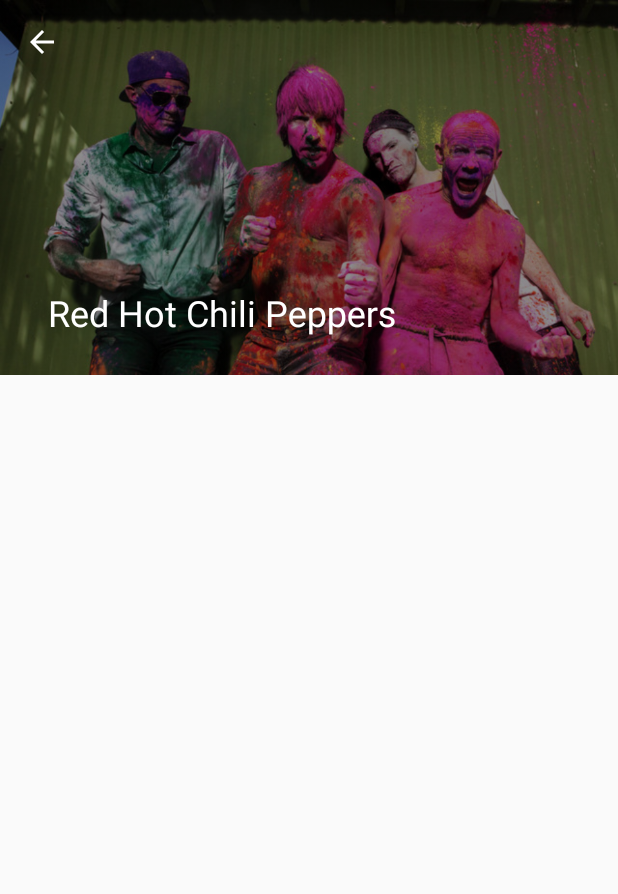
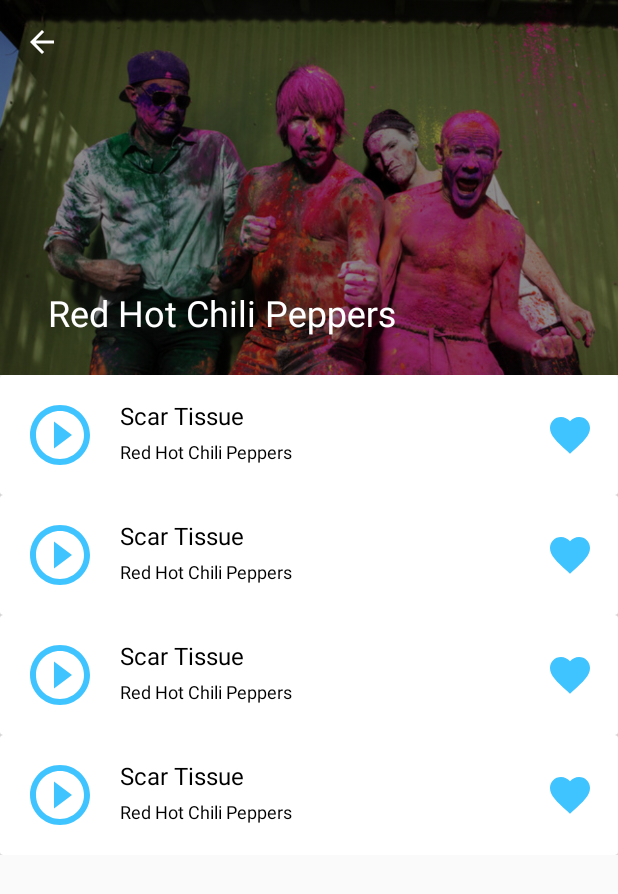
Before and after one commit to sweetmusicapp/SweetMusic, an Android app: the InicioFragment screen opened directly, with no data from a screen before it, after a tap on "Scar Tissue", on a phone screen of 412 x 824 dp. Shown: the top 894 px of the screen. Run offline under Robolectric (Android 15) with nearby library versions, the phone set to English and light mode, and no system bars; our stand-ins replace navigation-ui.

Commit message:
Recycler funcionando

```diff
--- a/app/src/main/java/com/br/sweetmusic/adapters/MusicasAdapter.java
+++ b/app/src/main/java/com/br/sweetmusic/adapters/MusicasAdapter.java
@@ -59,6 +59,9 @@ public class MusicasAdapter extends RecyclerView.Adapter<MusicasAdapter.ViewHold
 
         public void onBind(final Musica musica) {
 
+            nomeMusica.setText(musica.getNomeMusica());
+            nomeBanda.setText(musica.getNomeArtista());
+
             imgPlay.setOnClickListener(new View.OnClickListener() {
                 @Override
                 public void onClick(View view) {
--- a/app/src/main/java/com/br/sweetmusic/models/Musica.java
+++ b/app/src/main/java/com/br/sweetmusic/models/Musica.java
@@ -49,11 +49,13 @@ public class Musica implements Parcelable {
     public Musica() {
     }
 
+
     protected Musica(Parcel in) {
         favorita = in.readByte() != 0;
         nomeMusica = in.readString();
         nomeAlbum = in.readString();
         nomeArtista = in.readString();
+        idArtista = in.readLong();
         imagemArtista = in.readInt();
         detalheMusica = in.readString();
     }
@@ -126,6 +128,7 @@ public class Musica implements Parcelable {
         this.idArtista = idArtista;
     }
 
+
     @Override
     public int describeContents() {
         return 0;
@@ -137,6 +140,7 @@ public class Musica implements Parcelable {
         parcel.writeString(nomeMusica);
         parcel.writeString(nomeAlbum);
         parcel.writeString(nomeArtista);
+        parcel.writeLong(idArtista);
         parcel.writeInt(imagemArtista);
         parcel.writeString(detalheMusica);
     }
--- a/app/src/main/java/com/br/sweetmusic/views/DetalheActivity.java
+++ b/app/src/main/java/com/br/sweetmusic/views/DetalheActivity.java
@@ -20,13 +20,13 @@ import java.util.ArrayList;
 import java.util.List;
 
 import static com.br.sweetmusic.views.FavoritosFragment.MUSICA_KEY;
+import static com.br.sweetmusic.views.InicioFragment.LISTA_MUSICAS;
 
 public class DetalheActivity extends AppCompatActivity {
     private CollapsingToolbarLayout toolbarLayout;
     private ImageView imagemBanda;
     private RecyclerView recyclerMusicas;
     private MusicasAdapter adapter;
-    private Artista artista;
     private List<Musica> listaMusicas = new ArrayList<>();
 
     @Override
@@ -44,6 +44,7 @@ public class DetalheActivity extends AppCompatActivity {
 
         if (getIntent() != null && getIntent().getExtras() != null) {
             Musica musica = getIntent().getExtras().getParcelable(MUSICA_KEY);
+            List<Musica> musicas = getIntent().getExtras().getParcelableArrayList(LISTA_MUSICAS);
 
             if (musica != null) {
                 Drawable drawable = getResources().getDrawable(musica.getImagemArtista());
@@ -51,7 +52,7 @@ public class DetalheActivity extends AppCompatActivity {
                 toolbarLayout.setTitle(musica.getNomeArtista());
                 imagemBanda.setImageDrawable(drawable);
 
-                listaMusicas = musicasArtista(musicasDaBanda(), musica.getIdArtista()).getListaMusica();
+                listaMusicas = musicasArtista(musicas, musica.getIdArtista()).getListaMusica();
 
             }
         }
@@ -65,7 +66,7 @@ public class DetalheActivity extends AppCompatActivity {
     private static Artista musicasArtista(List<Musica> musicas, long idArtista) {
         List<Musica> musicasArtista = new ArrayList<>();
         for (Musica musica : musicas) {
-            if (!musicas.isEmpty() && musicas.get(0).getIdArtista() == idArtista) {
+            if (!musicas.isEmpty() && musica.getIdArtista() == idArtista) {
                 musicasArtista.add(musica);
             }
         }
@@ -88,20 +89,6 @@ public class DetalheActivity extends AppCompatActivity {
         return true;
     }
 
-    public List<Musica> musicasDaBanda() {
-        listaMusicas.add(new Musica(true, "Scar Tissue", "Californication", "Red Hot Chili Peppers"));
-        listaMusicas.add(new Musica(false, "Californication", "Californication", "Red Hot Chili Peppers"));
-        listaMusicas.add(new Musica(true, "Otherside", "Californication", "Red Hot Chili Peppers"));
-        listaMusicas.add(new Musica(false, "Parallel Universe", "Californication", "Red Hot Chili Peppers"));
-        listaMusicas.add(new Musica(true, "Easily", "Californication", "Red Hot Chili Peppers"));
-        listaMusicas.add(new Musica(false, "Savior", "Californication", "Red Hot Chili Peppers"));
-        listaMusicas.add(new Musica(true, "Purple Stain", "Californication", "Red Hot Chili Peppers"));
-        listaMusicas.add(new Musica(false, "Road Trippin'", "Californication", "Red Hot Chili Peppers"));
-        listaMusicas.add(new Musica(true, "Scar Tissue", "Californication", "Red Hot Chili Peppers"));
-        listaMusicas.add(new Musica(false, "Californication", "Californication", "Red Hot Chili Peppers"));
-        listaMusicas.add(new Musica(true, "Otherside", "Californication", "Red Hot Chili Peppers"));
 
-        return listaMusicas;
-    }
 
 }
--- a/app/src/main/java/com/br/sweetmusic/views/InicioFragment.java
+++ b/app/src/main/java/com/br/sweetmusic/views/InicioFragment.java
@@ -8,6 +8,7 @@ import androidx.fragment.app.Fragment;
 import androidx.recyclerview.widget.GridLayoutManager;
 import androidx.recyclerview.widget.RecyclerView;
 
+import android.os.Parcelable;
 import android.view.LayoutInflater;
 import android.view.View;
 import android.view.ViewGroup;
@@ -30,7 +31,7 @@ public class InicioFragment extends Fragment implements RecyclerViewOnClick {
     public static final String LISTA_MUSICAS = "musicas";
     private RecyclerView recyclerHome;
     private MusicasGridAdapter adapter;
-    private List<Musica> gridMusicas = new ArrayList<>();
+
     private List<Artista> artistas = new ArrayList<>();
 
     public InicioFragment() {
@@ -53,6 +54,8 @@ public class InicioFragment extends Fragment implements RecyclerViewOnClick {
     }
 
     private List<Musica> listarMusicas() {
+        List<Musica> gridMusicas = new ArrayList<>();
+
         gridMusicas.add(new Musica(false, "The Number of the Beast", "The Number of the Beast", "Iron Maiden", 1,
                 R.drawable.ironmaiden,
                 "The Number of the Beast é o sétimo single e segundo do álbum de mesmo nome da banda de heavy metal Iron Maiden. A música foi escrita inspirada em um pesadelo do fundador da banda, Steve Harris após ver o filme Damien: Omen II (A Profecia II) e na história do poema Tam o' Shanter. \"The Number of the Beast\" é um dos maiores sucessos da banda e é sempre executada durante concertos e chegou ao décimo oitavo lugar das paradas britânicas. A canção é bastante conhecida pelo estridente e grutal grito de Bruce Dickinson segundos após a introdução. No documentário sobre o álbum de mesmo nome, parte da série Classic Albums da BBC, Dickinson conta que o produtor Martin Birch forçava ele a cantar durante várias vezes as quatro primeiras linhas durante várias e várias horas. Todo esse treino culminou em um tom cada vez mais estridente do grito no começo da música."));
@@ -89,6 +92,7 @@ public class InicioFragment extends Fragment implements RecyclerViewOnClick {
         Intent intent = new Intent(this.getContext(), DetalheActivity.class);
         Bundle bundle = new Bundle();
         bundle.putParcelable(MUSICA_KEY, musica);
+        bundle.putParcelableArrayList(LISTA_MUSICAS, (ArrayList<? extends Parcelable>) listarMusicas());
         intent.putExtras(bundle);
         startActivity(intent);
     }
--- a/app/src/main/res/layout/item_musica_favoritos.xml
+++ b/app/src/main/res/layout/item_musica_favoritos.xml
@@ -28,7 +28,7 @@
             android:layout_height="wrap_content"
             android:layout_marginStart="16dp"
             android:layout_marginLeft="16dp"
-            android:text="Give It Away"
+            tools:text="Give It Away"
             android:textColor="@color/textPrimary"
             android:textSize="16sp"
             app:layout_constraintStart_toEndOf="@+id/playMusic"
@@ -40,7 +40,7 @@
             android:layout_height="wrap_content"
             android:layout_marginStart="16dp"
             android:layout_marginLeft="16dp"
-            android:text="Red Hot Chili Peppers"
+            tools:text="Red Hot Chili Peppers"
             android:textColor="@color/textPrimary"
             android:textSize="12sp"
             app:layout_constraintBottom_toBottomOf="parent"
--- a/app/src/main/res/values/strings.xml
+++ b/app/src/main/res/values/strings.xml
@@ -155,5 +155,6 @@
         "For example, position the FAB to one side of stream of a cards so the FAB won’t interfere "
         "when a user tries to pick up one of cards.\n\n"
     </string>
+    <string name="detalhe_rhcp">Red Hot Chili Peppers é uma banda de rock dos Estados Unidos formada em Los Angeles, Califórnia, em 13 de fevereiro de 1983, considerada uma das maiores bandas da história do rock.</string>
 
 </resources>
```
Also changed, not shown: app/src/main/java/com/br/sweetmusic/utils/ImageViewTopCrop.java (deleted, +0 -59 lines).
